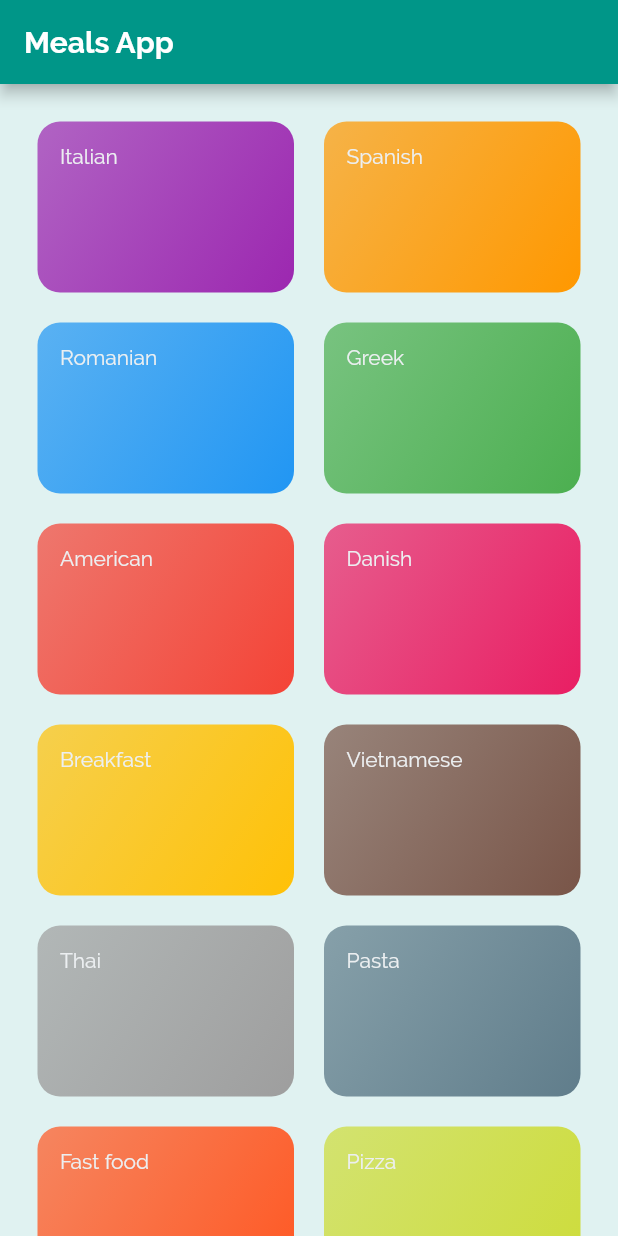
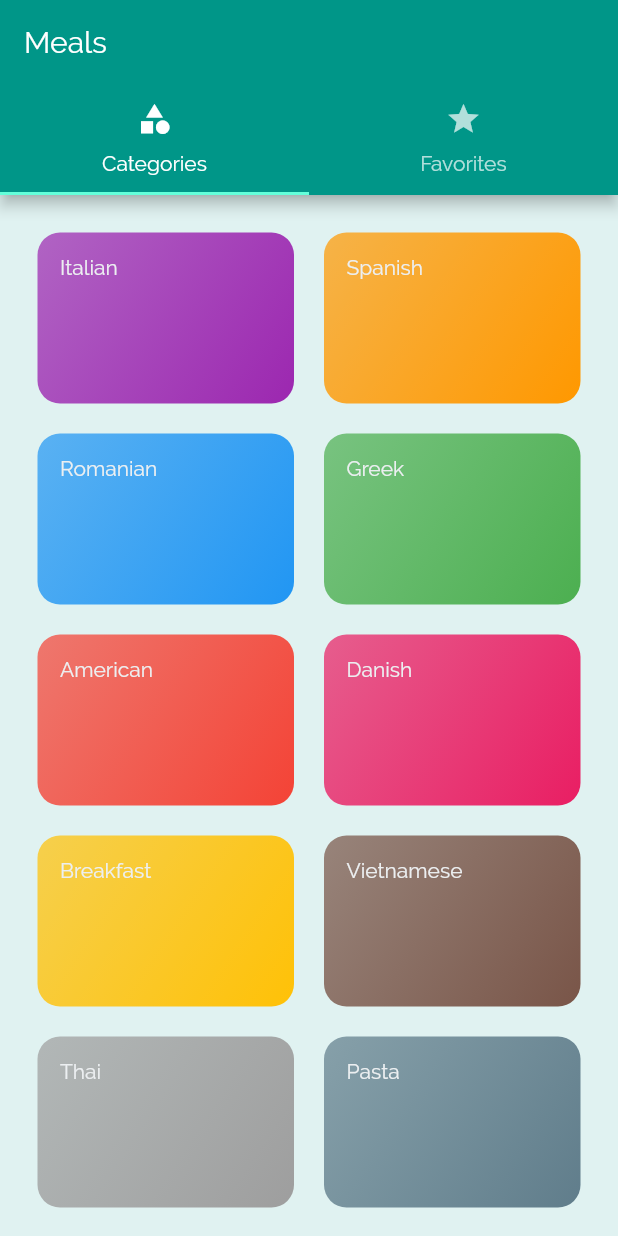
Before and after one commit to CristiPV/bookish-train, a Flutter app: the screen it shows after launch, on a phone screen of 412 x 824 dp. Run offline on Flutter 3.47's test engine with Material 2 defaults, Android fonts, the phone set to English and light mode, and no system bars.

Commit message:
Add Tabs

```diff
--- a/meals_app/lib/main.dart
+++ b/meals_app/lib/main.dart
@@ -1,6 +1,6 @@
 import 'package:flutter/material.dart';
 
-import './screens/categories.dart';
+import './screens/tabs.dart';
 import './screens/meals.dart';
 import './screens/meal_detail.dart';
 
@@ -45,17 +45,17 @@ class MyApp extends StatelessWidget {
       //home: CategoriesScreen(),
       initialRoute: "/",
       routes: {
-        "/": (context) => CategoriesScreen(),
+        "/": (context) => TabsScreen(),
         MealsScreen.routeName: (context) => MealsScreen(),
         MealDetailScreen.routeName: (context) => MealDetailScreen(),
       },
       onGenerateRoute: (settings) {
         print(settings.arguments);
-        return MaterialPageRoute(builder: (context) => CategoriesScreen());
+        return MaterialPageRoute(builder: (context) => TabsScreen());
       },
       onUnknownRoute: (settings) {
         print(settings.arguments);
-        return MaterialPageRoute(builder: (context) => CategoriesScreen());
+        return MaterialPageRoute(builder: (context) => TabsScreen());
       },
     );
   }
--- a/meals_app/lib/screens/categories.dart
+++ b/meals_app/lib/screens/categories.dart
@@ -6,14 +6,7 @@ import '../category_data.dart';
 class CategoriesScreen extends StatelessWidget {
   @override
   Widget build(BuildContext context) {
-    return Scaffold(
-      appBar: AppBar(
-        title: Text(
-          "Meals App",
-          style: Theme.of(context).textTheme.headline6,
-        ),
-      ),
-      body: GridView(
+    return GridView(
       padding: const EdgeInsets.all(25),
       children: CATEGORY_LIST
           .map((category) => CategoryItem(
@@ -29,7 +22,6 @@ class CategoriesScreen extends StatelessWidget {
         crossAxisSpacing: 20,
         mainAxisSpacing: 20,
       ),
-      ),
     );
   }
 }
--- /dev/null
+++ b/meals_app/lib/screens/favorites.dart
@@ -0,0 +1,12 @@
+import 'package:flutter/material.dart';
+
+class FavoritesScreen extends StatelessWidget {
+  const FavoritesScreen({ Key? key }) : super(key: key);
+
+  @override
+  Widget build(BuildContext context) {
+    return Center(
+      child: Text("favorites"),
+    );
+  }
+}
--- /dev/null
+++ b/meals_app/lib/screens/tabs.dart
@@ -0,0 +1,44 @@
+import 'package:flutter/material.dart';
+import 'package:meals_app/screens/favorites.dart';
+
+import './categories.dart';
+
+class TabsScreen extends StatefulWidget {
+  const TabsScreen({Key? key}) : super(key: key);
+
+  @override
+  _TabsScreenState createState() => _TabsScreenState();
+}
+
+class _TabsScreenState extends State<TabsScreen> {
+  @override
+  Widget build(BuildContext context) {
+    return DefaultTabController(
+      length: 2,
+      initialIndex: 0,
+      child: Scaffold(
+        appBar: AppBar(
+          title: Text("Meals"),
+          bottom: TabBar(
+            tabs: [
+              Tab(
+                icon: Icon(Icons.category),
+                text: "Categories",
+              ),
+              Tab(
+                icon: Icon(Icons.star),
+                text: "Favorites",
+              ),
+            ],
+          ),
+        ),
+        body: TabBarView(
+          children: [
+            CategoriesScreen(),
+            FavoritesScreen(),
+          ],
+        ),
+      ),
+    );
+  }
+}
```
Lines whose indentation alone changed are shown as unchanged.
